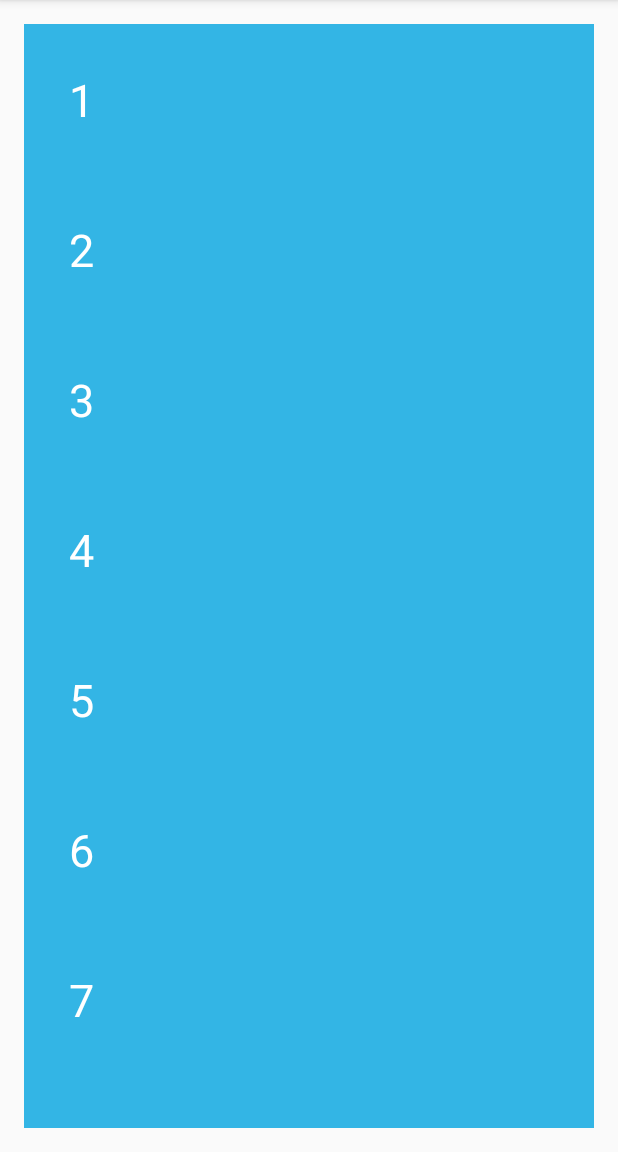
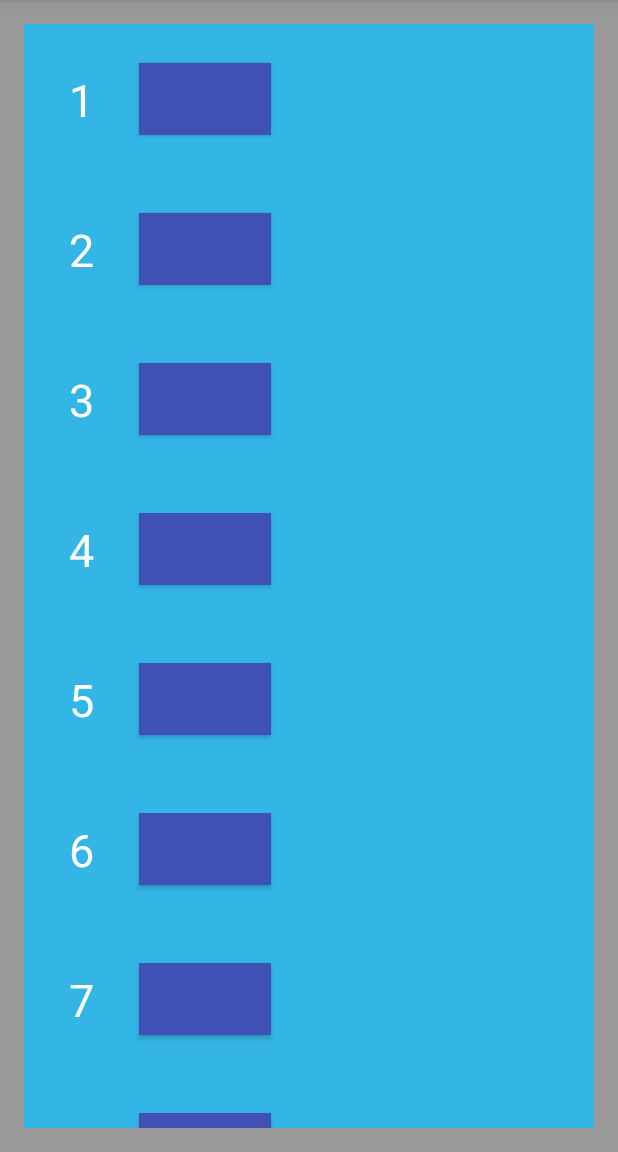
Before and after one commit to ludeyuan/RefreshLoadRecyclerView, an Android app: the screen it shows after launch (MainActivity), on a phone screen of 412 x 824 dp, the part 84-1236 px from its top. Run offline under Robolectric (Android 15) with nearby library versions, the phone set to English and light mode, and no system bars.

Commit message:
解决头部隐藏后，会出现白色的情况

```diff
--- a/app/src/main/java/recyclerview/ldy/com/baserecyclerview/MainActivity.java
+++ b/app/src/main/java/recyclerview/ldy/com/baserecyclerview/MainActivity.java
@@ -94,8 +94,6 @@ public class MainActivity extends AppCompatActivity implements
             {
                 SwipeMenuItem deleteItem = new SwipeMenuItem(MainActivity.this)
                         .setBackgroundColor(Color.GRAY)
-//                        .setBackgroundDrawable(R.drawable.selector_red)
-//                        .setImage(R.mipmap.ic_action_delete)
                         .setText("取消收藏") // 文字，还可以设置文字颜色，大小等。。
                         .setTextColor(Color.WHITE)
                         .setWidth(width)
--- a/app/src/main/res/drawable/selector_red.xml
+++ b/app/src/main/res/drawable/selector_red.xml
@@ -2,5 +2,5 @@
 <selector xmlns:android="http://schemas.android.com/apk/res/android">
 
     <item android:drawable="@color/colorAccent" android:state_pressed="true" />
-    <item android:drawable="@color/colorAccent" />
+    <item android:drawable="@color/colorPrimary" android:state_pressed="false"/>
 </selector>
--- a/app/src/main/res/layout/activity_main.xml
+++ b/app/src/main/res/layout/activity_main.xml
@@ -3,6 +3,7 @@
     xmlns:tools="http://schemas.android.com/tools"
     android:layout_width="match_parent"
     android:layout_height="match_parent"
+    android:background="#999"
     android:paddingBottom="@dimen/activity_vertical_margin"
     android:paddingLeft="@dimen/activity_horizontal_margin"
     android:paddingRight="@dimen/activity_horizontal_margin"
@@ -14,6 +15,7 @@
         android:id="@+id/refreshLoadMoreLayout"
         android:layout_width="match_parent"
         android:layout_height="wrap_content"
+        android:background="@android:color/white"
         android:orientation="vertical">
 
         <ldy.com.baserecyclerview.recyclerview.SwipeMenuRecyclerView
--- a/app/src/main/res/layout/layout_adapter_item.xml
+++ b/app/src/main/res/layout/layout_adapter_item.xml
@@ -13,5 +13,12 @@
         android:padding="30dp"
         android:text="--"
         />
+    <Button
+        android:layout_width="wrap_content"
+        android:layout_height="wrap_content"
+        android:layout_centerVertical="true"
+        android:layout_toRightOf="@id/item_text_position"
+        android:background="@drawable/selector_red"
+        />
 
 </RelativeLayout>
--- a/baserecyclerview/src/main/java/ldy/com/baserecyclerview/refresh/PullToRefreshLayout.java
+++ b/baserecyclerview/src/main/java/ldy/com/baserecyclerview/refresh/PullToRefreshLayout.java
@@ -122,6 +122,12 @@ public class PullToRefreshLayout extends FrameLayout {
                                 }
                             }
                             return true;
+                        }else if(canRefresh && -mHeaderView.getTranslationY()!=mHeaderHeight){
+                            //上移动，解决出现空白的情况
+                            ViewCompat.setTranslationY(mHeaderView,-mHeaderHeight);
+                            ViewCompat.setTranslationY(mChildView, 0);
+                            requestLayout();
+                            //这里不能添加true,还需要把事件给下层处理
                         }
                     }else{
                         mCurrentY = ev.getY();
```
